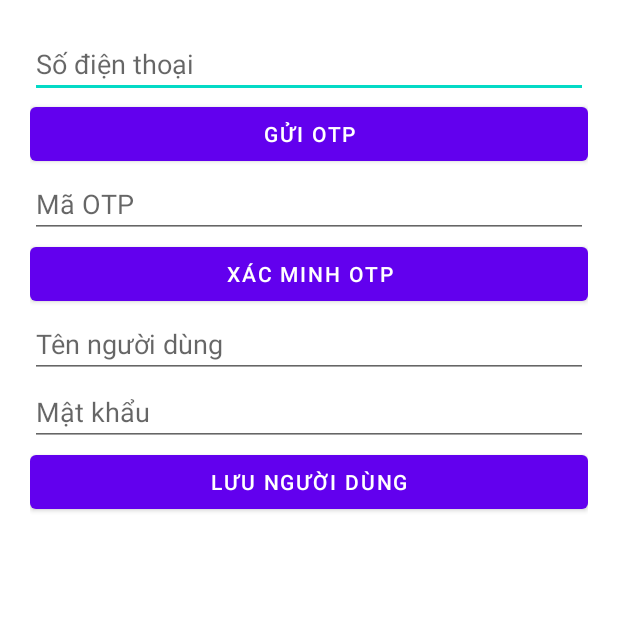
After one commit to lequang2009k4/Android_Nhom2_64HTTT1, an Android app: the RegisterActivity screen opened directly, with no data from a screen before it, on a phone screen of 412 x 824 dp, the top half of it. The commit adds this screen. Run offline under Robolectric (Android 15) with nearby library versions, the phone set to English and light mode, and no system bars; our stand-ins replace Firebase (no records; nobody signed in at launch, a user with empty details on screens opened directly).

Commit message:
create(activity): add registration functionality and update main activity firebase

```diff
--- /dev/null
+++ b/app/src/main/java/android/compress/RegisterActivity.java
@@ -0,0 +1,129 @@
+package android.compress;
+
+import android.os.Bundle;
+
+import androidx.activity.EdgeToEdge;
+import androidx.appcompat.app.AppCompatActivity;
+import androidx.core.graphics.Insets;
+import androidx.core.view.ViewCompat;
+import androidx.core.view.WindowInsetsCompat;
+import android.widget.Button;
+import android.widget.EditText;
+import android.widget.Toast;
+
+import com.google.firebase.FirebaseException;
+import com.google.firebase.auth.FirebaseAuth;
+import com.google.firebase.auth.PhoneAuthCredential;
+import com.google.firebase.auth.PhoneAuthOptions;
+import com.google.firebase.auth.PhoneAuthProvider;
+import com.google.firebase.firestore.FirebaseFirestore;
+import com.google.firebase.firestore.FieldValue;
+
+import java.util.HashMap;
+import java.util.Map;
+import java.util.concurrent.TimeUnit;
+
+import androidx.annotation.NonNull;
+
+public class RegisterActivity extends AppCompatActivity {
+
+    EditText edtPhone, edtOtp, edtUsername, edtPassword;
+    Button btnSendOtp, btnVerifyOtp, btnSaveUser;
+    String verificationId;
+    FirebaseAuth mAuth;
+    FirebaseFirestore db;
+
+    @Override
+    protected void onCreate(Bundle savedInstanceState) {
+        super.onCreate(savedInstanceState);
+        setContentView(R.layout.activity_register);
+
+        edtPhone = findViewById(R.id.edtPhone);
+        edtOtp = findViewById(R.id.edtOtp);
+        edtUsername = findViewById(R.id.edtUsername);
+        edtPassword = findViewById(R.id.edtPassword);
+        btnSendOtp = findViewById(R.id.btnSendOtp);
+        btnVerifyOtp = findViewById(R.id.btnVerifyOtp);
+        btnSaveUser = findViewById(R.id.btnSaveUser);
+
+        mAuth = FirebaseAuth.getInstance();
+        db = FirebaseFirestore.getInstance();
+
+        btnSendOtp.setOnClickListener(v -> sendOtp());
+        btnVerifyOtp.setOnClickListener(v -> verifyOtp());
+        btnSaveUser.setOnClickListener(v -> saveUserToFirestore());
+    }
+
+    private void sendOtp() {
+        String phone = edtPhone.getText().toString().trim();
+
+        PhoneAuthOptions options =
+                PhoneAuthOptions.newBuilder(mAuth)
+                        .setPhoneNumber(phone)
+                        .setTimeout(60L, TimeUnit.SECONDS)
+                        .setActivity(this)
+                        .setCallbacks(callbacks)
+                        .build();
+        PhoneAuthProvider.verifyPhoneNumber(options);
+    }
+
+    private final PhoneAuthProvider.OnVerificationStateChangedCallbacks callbacks =
+            new PhoneAuthProvider.OnVerificationStateChangedCallbacks() {
+                @Override
+                public void onVerificationCompleted(@NonNull PhoneAuthCredential credential) {
+                    signInWithCredential(credential);
+                }
+
+                @Override
+                public void onVerificationFailed(@NonNull FirebaseException e) {
+                    Toast.makeText(RegisterActivity.this, "Lỗi: " + e.getMessage(), Toast.LENGTH_LONG).show();
+                }
+
+                @Override
+                public void onCodeSent(@NonNull String verId,
+                                       @NonNull PhoneAuthProvider.ForceResendingToken token) {
+                    verificationId = verId;
+                    Toast.makeText(RegisterActivity.this, "Đã gửi OTP", Toast.LENGTH_SHORT).show();
+                }
+            };
+
+    private void verifyOtp() {
+        String otp = edtOtp.getText().toString().trim();
+        PhoneAuthCredential credential = PhoneAuthProvider.getCredential(verificationId, otp);
+        signInWithCredential(credential);
+    }
+
+    private void signInWithCredential(PhoneAuthCredential credential) {
+        mAuth.signInWithCredential(credential)
+                .addOnSuccessListener(authResult -> {
+                    Toast.makeText(this, "Xác minh thành công", Toast.LENGTH_SHORT).show();
+                })
+                .addOnFailureListener(e -> {
+                    Toast.makeText(this, "Lỗi đăng nhập: " + e.getMessage(), Toast.LENGTH_LONG).show();
+                });
+    }
+
+    private void saveUserToFirestore() {
+        String username = edtUsername.getText().toString().trim();
+        String password = edtPassword.getText().toString().trim();
+        String uid = mAuth.getCurrentUser().getUid();
+
+        if (username.isEmpty() || password.isEmpty()) {
+            Toast.makeText(this, "Nhập đầy đủ thông tin", Toast.LENGTH_SHORT).show();
+            return;
+        }
+
+        Map<String, Object> data = new HashMap<>();
+        data.put("uid", uid);
+        data.put("password", password);
+        data.put("created_at", FieldValue.serverTimestamp());
+
+        db.collection("usernames").document(username).set(data)
+                .addOnSuccessListener(aVoid -> {
+                    Toast.makeText(this, "Lưu thành công", Toast.LENGTH_SHORT).show();
+                })
+                .addOnFailureListener(e -> {
+                    Toast.makeText(this, "Lỗi Firestore: " + e.getMessage(), Toast.LENGTH_LONG).show();
+                });
+    }
+}
--- /dev/null
+++ b/app/src/main/res/layout/activity_register.xml
@@ -0,0 +1,51 @@
+<?xml version="1.0" encoding="utf-8"?>
+<LinearLayout xmlns:android="http://schemas.android.com/apk/res/android"
+    android:orientation="vertical"
+    android:padding="20dp"
+    android:layout_width="match_parent"
+    android:layout_height="match_parent">
+
+  <EditText
+      android:id="@+id/edtPhone"
+      android:hint="Số điện thoại"
+      android:layout_width="match_parent"
+      android:layout_height="wrap_content" />
+
+  <Button
+      android:id="@+id/btnSendOtp"
+      android:text="Gửi OTP"
+      android:layout_width="match_parent"
+      android:layout_height="wrap_content" />
+
+  <EditText
+      android:id="@+id/edtOtp"
+      android:hint="Mã OTP"
+      android:layout_width="match_parent"
+      android:layout_height="wrap_content" />
+
+  <Button
+      android:id="@+id/btnVerifyOtp"
+      android:text="Xác minh OTP"
+      android:layout_width="match_parent"
+      android:layout_height="wrap_content" />
+
+  <EditText
+      android:id="@+id/edtUsername"
+      android:hint="Tên người dùng"
+      android:layout_width="match_parent"
+      android:layout_height="wrap_content" />
+
+  <EditText
+      android:id="@+id/edtPassword"
+      android:hint="Mật khẩu"
+      android:inputType="textPassword"
+      android:layout_width="match_parent"
+      android:layout_height="wrap_content" />
+
+  <Button
+      android:id="@+id/btnSaveUser"
+      android:text="Lưu người dùng"
+      android:layout_width="match_parent"
+      android:layout_height="wrap_content" />
+
+</LinearLayout>
```
Also changed, not shown: app/src/main/java/android/compress/MainActivity.java (+11 -0 lines), app/src/main/res/layout/activity_main.xml (+4 -6 lines).
